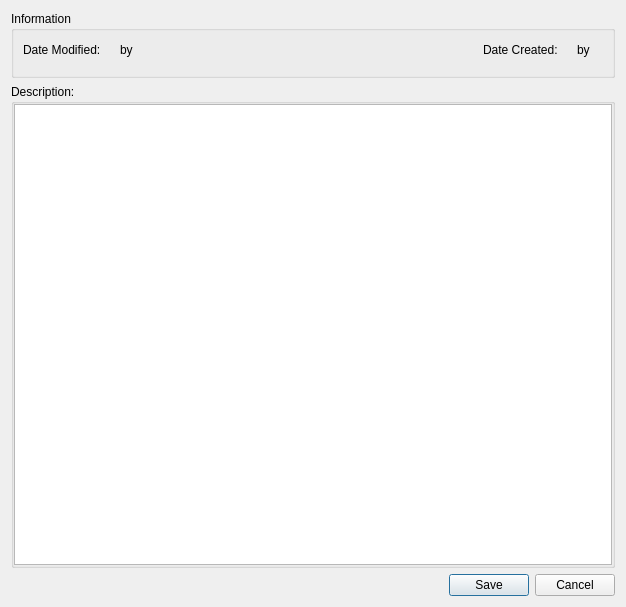
The window that client/src/dialogs/detailsdialog.ui (KDAB/FatCRM) describes before a commit, drawn with Qt 5.
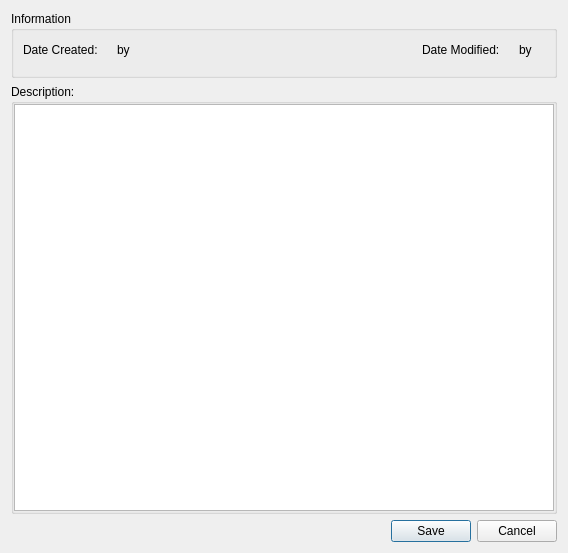
The same window after the commit.

Commit message:
date created on the left, date modified on the right
Sabine is right, this makes more sense.

What changed in the file:
```diff
--- a/client/src/dialogs/detailsdialog.ui
+++ b/client/src/dialogs/detailsdialog.ui
@@ -6,8 +6,8 @@
    <rect>
     <x>0</x>
     <y>0</y>
-    <width>626</width>
-    <height>607</height>
+    <width>568</width>
+    <height>553</height>
    </rect>
   </property>
   <layout class="QVBoxLayout" name="verticalLayout">
@@ -16,36 +16,28 @@
      <property name="title">
       <string>Information</string>
      </property>
-     <layout class="QGridLayout" name="gridLayout_2">
-      <item row="0" column="0" colspan="2">
+     <layout class="QVBoxLayout" name="verticalLayout_2">
+      <item>
        <layout class="QHBoxLayout" name="horizontalLayout">
         <item>
-         <widget class="QLabel" name="modifiedDateLabel">
+         <widget class="QLabel" name="createdDateLabel">
           <property name="text">
-           <string>Date Modified:</string>
+           <string>Date Created:</string>
           </property>
          </widget>
         </item>
         <item>
-         <widget class="QLabel" name="dateModified">
-          <property name="text">
-           <string/>
-          </property>
-         </widget>
+         <widget class="QLabel" name="dateEntered"/>
         </item>
         <item>
-         <widget class="QLabel" name="modifiedByLabel">
+         <widget class="QLabel" name="createdByLabel">
           <property name="text">
            <string>by</string>
           </property>
          </widget>
         </item>
         <item>
-         <widget class="QLabel" name="modifiedBy">
-          <property name="text">
-           <string/>
-          </property>
-         </widget>
+         <widget class="QLabel" name="createdBy"/>
         </item>
         <item>
          <spacer name="horizontalSpacer_3">
@@ -61,36 +53,32 @@
          </spacer>
         </item>
         <item>
-         <widget class="QLabel" name="createdDateLabel">
+         <widget class="QLabel" name="modifiedDateLabel">
           <property name="text">
-           <string>Date Created:</string>
+           <string>Date Modified:</string>
           </property>
          </widget>
         </item>
         <item>
-         <widget class="QLabel" name="dateEntered">
+         <widget class="QLabel" name="dateModified">
           <property name="text">
            <string/>
           </property>
          </widget>
         </item>
         <item>
-         <widget class="QLabel" name="createdByLabel">
+         <widget class="QLabel" name="modifiedByLabel">
           <property name="text">
            <string>by</string>
           </property>
          </widget>
         </item>
         <item>
-         <widget class="QLabel" name="createdBy">
-          <property name="text">
-           <string/>
-          </property>
-         </widget>
+         <widget class="QLabel" name="modifiedBy"/>
         </item>
        </layout>
       </item>
-      <item row="1" column="0" colspan="2">
+      <item>
        <widget class="QWidget" name="detailsContainer" native="true"/>
       </item>
      </layout>
```
The commit also changes 1 other file.
